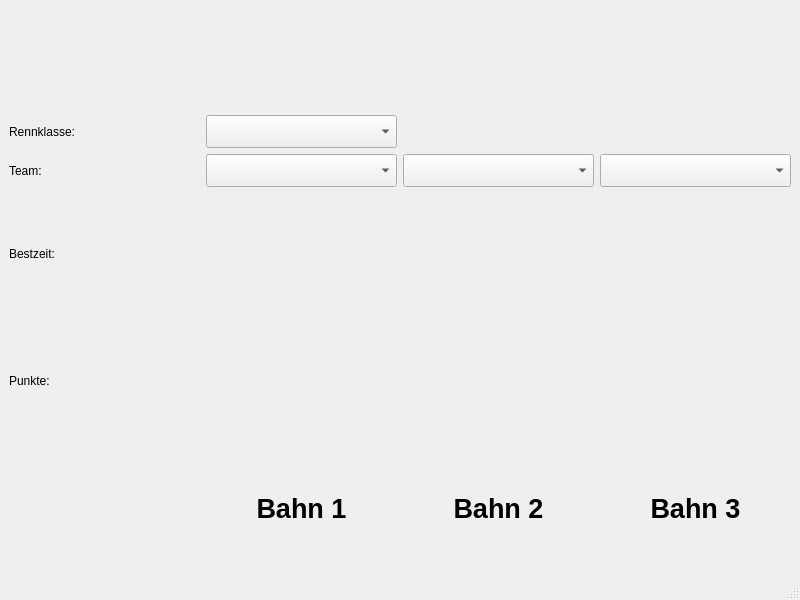
Qt form gui/ctrl.ui (rhaschke/SMD) before a commit.
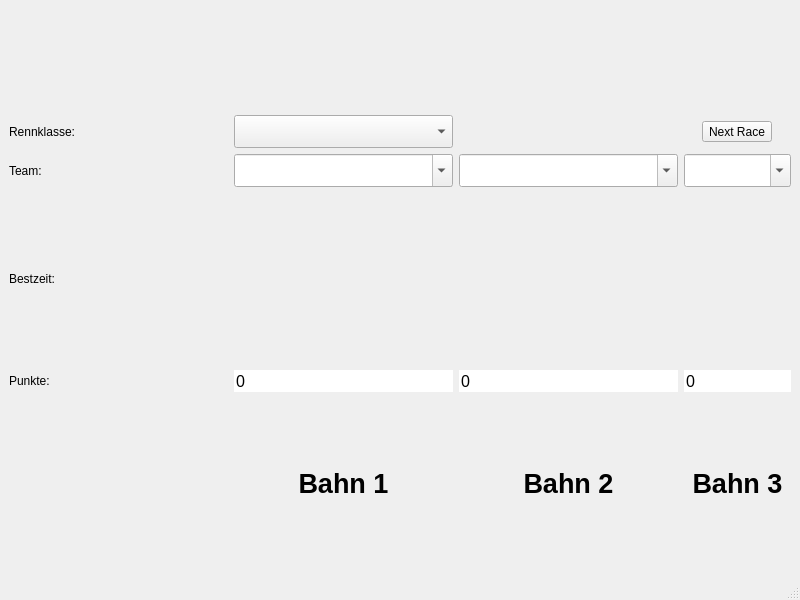
The same form after that commit. Icons and pictures are not drawn. Custom widgets are drawn as their Qt base class.

Diff of the .ui file:
```diff
--- a/gui/ctrl.ui
+++ b/gui/ctrl.ui
@@ -229,6 +229,9 @@
           <pointsize>16</pointsize>
          </font>
         </property>
+        <property name="editable">
+         <bool>true</bool>
+        </property>
        </widget>
       </item>
       <item row="1" column="2">
@@ -238,6 +241,9 @@
           <pointsize>16</pointsize>
          </font>
         </property>
+        <property name="editable">
+         <bool>true</bool>
+        </property>
        </widget>
       </item>
       <item row="1" column="3">
@@ -247,8 +253,76 @@
           <pointsize>16</pointsize>
          </font>
         </property>
+        <property name="editable">
+         <bool>true</bool>
+        </property>
        </widget>
       </item>
+      <item row="3" column="1">
+       <widget class="QSpinBox" name="points_1">
+        <property name="font">
+         <font>
+          <pointsize>12</pointsize>
+         </font>
+        </property>
+        <property name="frame">
+         <bool>false</bool>
+        </property>
+        <property name="readOnly">
+         <bool>true</bool>
+        </property>
+        <property name="buttonSymbols">
+         <enum>QAbstractSpinBox::NoButtons</enum>
+        </property>
+       </widget>
+      </item>
+      <item row="3" column="2">
+       <widget class="QSpinBox" name="points_2">
+        <property name="font">
+         <font>
+          <pointsize>12</pointsize>
+         </font>
+        </property>
+        <property name="frame">
+         <bool>false</bool>
+        </property>
+        <property name="readOnly">
+         <bool>true</bool>
+        </property>
+        <property name="buttonSymbols">
+         <enum>QAbstractSpinBox::NoButtons</enum>
+        </property>
+       </widget>
+      </item>
+      <item row="3" column="3">
+       <widget class="QSpinBox" name="points_3">
+        <property name="font">
+         <font>
+          <pointsize>12</pointsize>
+         </font>
+        </property>
+        <property name="frame">
+         <bool>false</bool>
+        </property>
+        <property name="readOnly">
+         <bool>true</bool>
+        </property>
+        <property name="buttonSymbols">
+         <enum>QAbstractSpinBox::NoButtons</enum>
+        </property>
+       </widget>
+      </item>
+      <item row="0" column="3">
+       <layout class="QHBoxLayout" name="horizontalLayout">
+        <item>
+         <widget class="QToolButton" name="next_race_button">
+          <property name="text">
+           <string>Next Race</string>
+          </property>
+         </widget>
+        </item>
+       </layout>
+      </item>
      </layout>
     </item>
    </layout>
```
Left out of the diff: 2 changed lines with no effect on the pictures.
